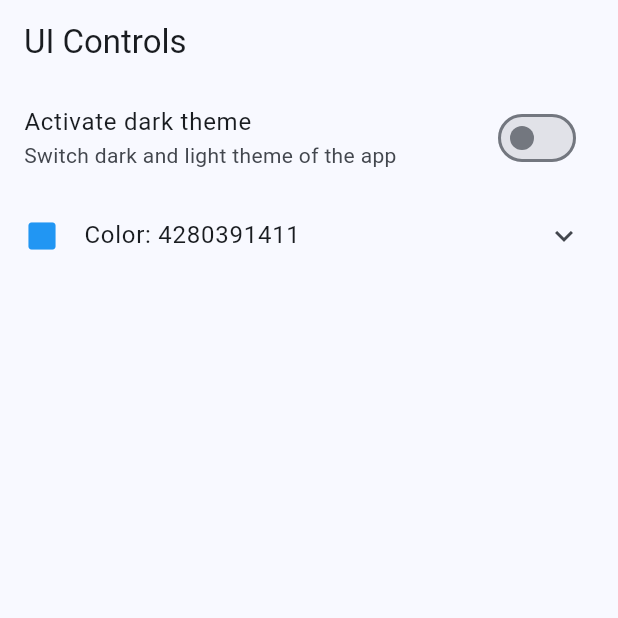
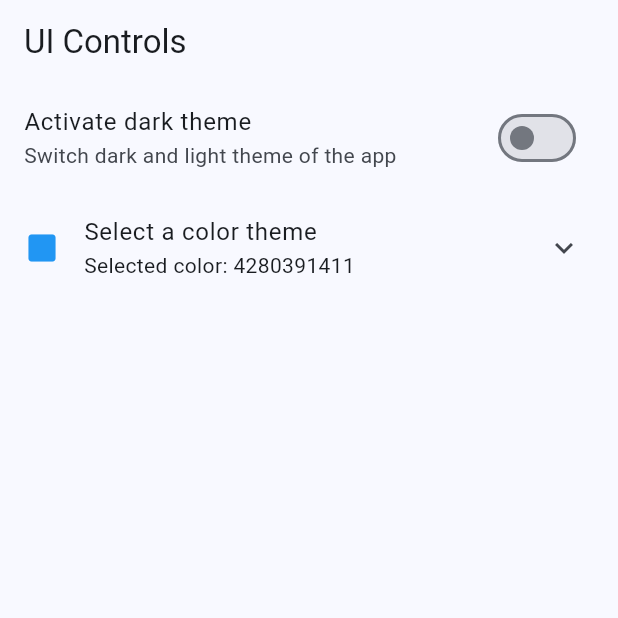
Before and after one commit to dazanez/widgets, a Flutter app: the UiControlsScreen screen opened by its route, on a phone screen of 412 x 824 dp, the top half of it. Run offline on Flutter 3.47's test engine with Material 3 defaults, Android fonts, the phone set to English and light mode, and no system bars; our stand-ins replace go_router.

Commit message:
Color theme subtitle added

```diff
--- a/lib/presentation/screens/ui_controls/ui_controls_screen.dart
+++ b/lib/presentation/screens/ui_controls/ui_controls_screen.dart
@@ -33,6 +33,7 @@ class _UiControlsViewState extends State<_UiControlsView> {
   Widget build(BuildContext context) {
     final ThemeProvider themeProvider = context.watch<ThemeProvider>();
     final List<Color> themesColors = themeProvider.themesColors;
+
     darkThemeActive = themeProvider.themeMode == ThemeMode.dark;
     selectedColor = themeProvider.colorSeed ?? selectedColor;
 
@@ -50,7 +51,8 @@ class _UiControlsViewState extends State<_UiControlsView> {
           }),
         ),
         ExpansionTile(
-          title: Text('Color: ${selectedColor.value}'),
+          title: const Text('Select a color theme'),
+          subtitle: Text('Selected color: ${selectedColor.value}'),
           leading: Icon(
             Icons.square_rounded,
             color: selectedColor,
@@ -70,7 +72,12 @@ class _UiControlsViewState extends State<_UiControlsView> {
                     }))),
             RadioListTile(
                 title: const Text('Other color'),
-                secondary: !themesColors.contains(selectedColor) ? Icon(Icons.square_rounded, color: selectedColor,) : null,
+                secondary: !themesColors.contains(selectedColor)
+                    ? Icon(
+                        Icons.square_rounded,
+                        color: selectedColor,
+                      )
+                    : null,
                 value: themesColors.contains(selectedColor)
                     ? Colors.transparent
                     : selectedColor,
```
